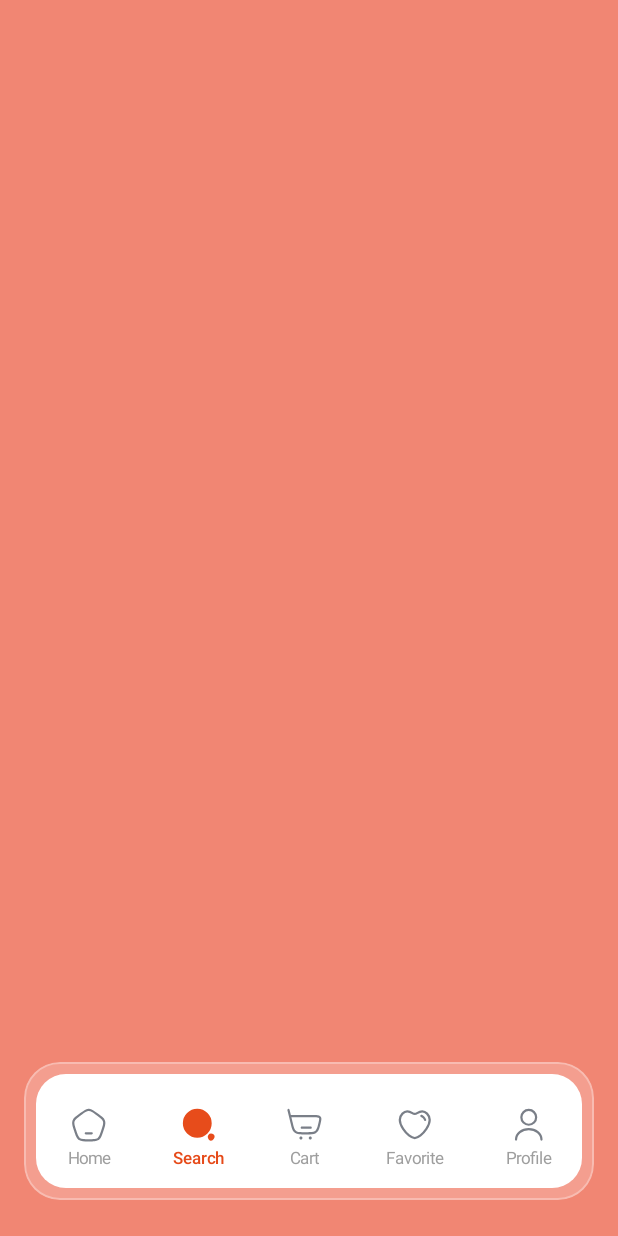
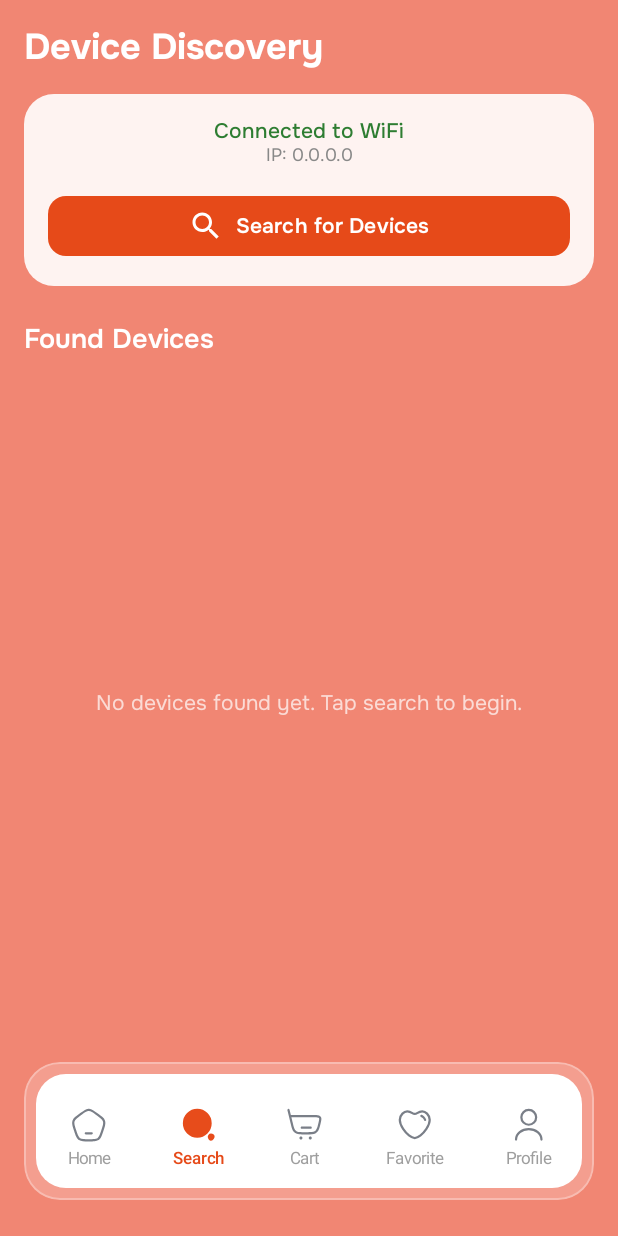
Before and after one commit to Sumit-Dev-07/Home-Automation-Demo, an Android app built with Jetpack Compose: the screen it shows after launch (MainActivity), after a tap on "Search", on a phone screen of 412 x 824 dp. Run offline under Robolectric (Android 15) with nearby library versions, the light colour scheme and no system bars; our stand-ins replace Dagger/Hilt's generated code; libraries missing offline, so code that uses them is left out: androidx.hilt.lifecycle.

Commit message:
Setup esp hotspot.

```diff
--- a/app/build.gradle.kts
+++ b/app/build.gradle.kts
@@ -15,7 +15,7 @@ android {
     }
 
     defaultConfig {
-        applicationId = "com.app.iot"
+        applicationId = "com.app.auto"
         minSdk = 28
         targetSdk = 37
         versionCode = 1
--- a/app/src/main/java/com/app/iot/data/datasource/HomeDataSourceImpl.kt
+++ b/app/src/main/java/com/app/iot/data/datasource/HomeDataSourceImpl.kt
@@ -9,11 +9,11 @@ import javax.inject.Inject
 
 class HomeDataSourceImpl @Inject constructor(private val apiService: ApiService) : HomeDataSource {
     override suspend fun ledOn(): Response<ResponseBody> {
-        return apiService.controlLed("http://${ApiPath.LOCAL_WIFI_IP_URL}/led1on")
+        return apiService.controlLed("http://${ApiPath.LOCAL_WIFI_IP_URL}/ledon")
     }
 
     override suspend fun ledOff(): Response<ResponseBody> {
-        return apiService.controlLed("http://${ApiPath.LOCAL_WIFI_IP_URL}/led1off")
+        return apiService.controlLed("http://${ApiPath.LOCAL_WIFI_IP_URL}/ledoff")
     }
 
     override suspend fun led2On(): Response<ResponseBody> {
--- a/app/src/main/java/com/app/iot/ui/features/home/screen/HomeScreen.kt
+++ b/app/src/main/java/com/app/iot/ui/features/home/screen/HomeScreen.kt
@@ -1,18 +1,57 @@
 package com.app.iot.ui.features.home.screen
 
+import android.content.Context
+import android.net.ConnectivityManager
+import android.net.Network
+import android.net.NetworkCapabilities
+import android.net.NetworkRequest
+import androidx.compose.foundation.layout.PaddingValues
 import androidx.compose.material3.Scaffold
 import androidx.compose.runtime.Composable
+import androidx.compose.runtime.DisposableEffect
 import androidx.compose.runtime.getValue
 import androidx.compose.runtime.mutableIntStateOf
 import androidx.compose.runtime.remember
 import androidx.compose.runtime.setValue
 import androidx.compose.ui.graphics.Color
+import androidx.compose.ui.platform.LocalContext
 import com.app.iot.bottom_nav.CustomBottomNavigation
 import com.app.iot.ui.features.home.tab.HomeTab
+import com.app.iot.ui.features.home.tab.SearchTab
 
 @Composable
 fun HomeScreen() {
+    val context = LocalContext.current
     var selectedItem by remember { mutableIntStateOf(0) }
+
+    // Handle Network Binding at HomeScreen level to ensure local communication
+    // works even without internet on the Wi-Fi network.
+    DisposableEffect(context) {
+        val connectivityManager = context.getSystemService(Context.CONNECTIVITY_SERVICE) as ConnectivityManager
+        val networkRequest = NetworkRequest.Builder()
+            .addTransportType(NetworkCapabilities.TRANSPORT_WIFI)
+            .removeCapability(NetworkCapabilities.NET_CAPABILITY_INTERNET)
+            .build()
+
+        val networkCallback = object : ConnectivityManager.NetworkCallback() {
+            override fun onAvailable(network: Network) {
+                // Force the app to use the Wi-Fi network even if it has no internet
+                connectivityManager.bindProcessToNetwork(network)
+            }
+
+            override fun onLost(network: Network) {
+                connectivityManager.bindProcessToNetwork(null)
+            }
+        }
+
+        connectivityManager.registerNetworkCallback(networkRequest, networkCallback)
+
+        onDispose {
+            connectivityManager.unregisterNetworkCallback(networkCallback)
+            connectivityManager.bindProcessToNetwork(null)
+        }
+    }
+
     Scaffold(
         containerColor = Color(0xFFF18673),
         bottomBar = {
@@ -24,7 +63,7 @@ fun HomeScreen() {
     ) { innerPadding ->
         when (selectedItem) {
             0 -> HomeTab(innerPadding)
-            1 -> BaseContent("Search", innerPadding)
+            1 -> SearchTab(innerPadding)
             2 -> BaseContent("Cart", innerPadding)
             3 -> BaseContent("Favorite", innerPadding)
             4 -> BaseContent("Profile", innerPadding)
--- a/app/src/main/java/com/app/iot/ui/features/home/tab/HomeTab.kt
+++ b/app/src/main/java/com/app/iot/ui/features/home/tab/HomeTab.kt
@@ -100,17 +100,21 @@ fun HomeTab(
         val connectivityManager = context.getSystemService(Context.CONNECTIVITY_SERVICE) as ConnectivityManager
         val networkRequest = NetworkRequest.Builder()
             .addTransportType(NetworkCapabilities.TRANSPORT_WIFI)
+            .removeCapability(NetworkCapabilities.NET_CAPABILITY_INTERNET)
             .build()
 
         val networkCallback = object : ConnectivityManager.NetworkCallback() {
             override fun onAvailable(network: Network) {
                 isAppWifiConnected = true
+                // Force the app to use the Wi-Fi network even if it has no internet
+                connectivityManager.bindProcessToNetwork(network)
                 systemIpAddress = viewModel.getWifiIpAddress()
                 wifiSsid = viewModel.getWifiSsid()
             }
 
             override fun onLost(network: Network) {
                 isAppWifiConnected = false
+                connectivityManager.bindProcessToNetwork(null)
                 systemIpAddress = "0.0.0.0"
                 wifiSsid = ""
             }
--- /dev/null
+++ b/app/src/main/java/com/app/iot/ui/features/home/tab/SearchTab.kt
@@ -0,0 +1,256 @@
+package com.app.iot.ui.features.home.tab
+
+import android.content.Context
+import android.net.ConnectivityManager
+import android.net.Network
+import android.net.NetworkCapabilities
+import android.net.NetworkRequest
+import androidx.compose.foundation.background
+import androidx.compose.foundation.layout.*
+import androidx.compose.foundation.lazy.LazyColumn
+import androidx.compose.foundation.lazy.items
+import androidx.compose.foundation.shape.RoundedCornerShape
+import androidx.compose.material.icons.Icons
+import androidx.compose.material.icons.filled.Search
+import androidx.compose.material.icons.filled.Wifi
+import androidx.compose.material3.*
+import androidx.compose.runtime.*
+import androidx.compose.ui.Alignment
+import androidx.compose.ui.Modifier
+import androidx.compose.ui.draw.clip
+import androidx.compose.ui.graphics.Color
+import androidx.compose.ui.platform.LocalContext
+import androidx.compose.ui.unit.dp
+import androidx.compose.ui.unit.sp
+import androidx.hilt.lifecycle.viewmodel.compose.hiltViewModel
+import com.app.iot.data.ApiPath
+import com.app.iot.ui.features.home.viewmodel.HomeViewModel
+import com.app.iot.ui.theme.OnestBold
+import com.app.iot.ui.theme.OnestMedium
+import com.app.iot.ui.theme.OnestRegular
+import com.app.iot.ui.theme.OnestSemiBold
+import com.app.iot.util.UiState
+
+@Composable
+fun SearchTab(
+    innerPadding: PaddingValues,
+    viewModel: HomeViewModel = hiltViewModel()
+) {
+    val context = LocalContext.current
+    val scanState by viewModel.scanState.collectAsState()
+    val ledState by viewModel.ledState.collectAsState()
+
+    var isWifiConnected by remember { mutableStateOf(viewModel.isWifiConnected()) }
+    var systemIpAddress by remember { mutableStateOf(viewModel.getWifiIpAddress()) }
+
+    DisposableEffect(context) {
+        val connectivityManager = context.getSystemService(Context.CONNECTIVITY_SERVICE) as ConnectivityManager
+        val networkRequest = NetworkRequest.Builder()
+            .addTransportType(NetworkCapabilities.TRANSPORT_WIFI)
+            .removeCapability(NetworkCapabilities.NET_CAPABILITY_INTERNET)
+            .build()
+
+        val networkCallback = object : ConnectivityManager.NetworkCallback() {
+            override fun onAvailable(network: Network) {
+                isWifiConnected = true
+                systemIpAddress = viewModel.getWifiIpAddress()
+            }
+
+            override fun onLost(network: Network) {
+                isWifiConnected = viewModel.isWifiConnected()
+                systemIpAddress = viewModel.getWifiIpAddress()
+            }
+
+            override fun onCapabilitiesChanged(network: Network, networkCapabilities: NetworkCapabilities) {
+                isWifiConnected = true
+                systemIpAddress = viewModel.getWifiIpAddress()
+            }
+        }
+
+        connectivityManager.registerNetworkCallback(networkRequest, networkCallback)
+
+        onDispose {
+            connectivityManager.unregisterNetworkCallback(networkCallback)
+        }
+    }
+
+    Column(
+        modifier = Modifier
+            .fillMaxSize()
+            .padding(innerPadding)
+            .padding(16.dp)
+    ) {
+        Text(
+            text = "Device Discovery",
+            fontFamily = OnestBold,
+            fontSize = 24.sp,
+            color = Color.White,
+            modifier = Modifier.padding(bottom = 16.dp)
+        )
+
+        // Scan Button Card
+        Surface(
+            modifier = Modifier
+                .fillMaxWidth()
+                .clip(RoundedCornerShape(20.dp)),
+            color = Color.White.copy(alpha = 0.9f)
+        ) {
+            Column(
+                modifier = Modifier.padding(16.dp),
+                horizontalAlignment = Alignment.CenterHorizontally
+            ) {
+                Text(
+                    text = if (isWifiConnected) "Connected to WiFi" else "Not connected to WiFi",
+                    fontFamily = OnestMedium,
+                    fontSize = 14.sp,
+                    color = if (isWifiConnected) Color(0xFF2E7D32) else Color(0xFFC62828)
+                )
+                if (isWifiConnected) {
+                    Text(
+                        text = "IP: $systemIpAddress",
+                        fontFamily = OnestRegular,
+                        fontSize = 12.sp,
+                        color = Color.Gray
+                    )
+                }
+
+                Spacer(modifier = Modifier.height(16.dp))
+
+                Button(
+                    onClick = { viewModel.findEspDevices(systemIpAddress) },
+                    modifier = Modifier.fillMaxWidth(),
+                    colors = ButtonDefaults.buttonColors(containerColor = Color(0xFFE64A19)),
+                    shape = RoundedCornerShape(12.dp),
+                    enabled = isWifiConnected && scanState !is UiState.Loading
+                ) {
+                    if (scanState is UiState.Loading) {
+                        CircularProgressIndicator(
+                            modifier = Modifier.size(20.dp),
+                            color = Color.White,
+                            strokeWidth = 2.dp
+                        )
+                    } else {
+                        Icon(Icons.Default.Search, contentDescription = null)
+                        Spacer(modifier = Modifier.width(8.dp))
+                        Text("Search for Devices", fontFamily = OnestSemiBold)
+                    }
+                }
+            }
+        }
+
+        Spacer(modifier = Modifier.height(24.dp))
+
+        Text(
+            text = "Found Devices",
+            fontFamily = OnestSemiBold,
+            fontSize = 18.sp,
+            color = Color.White,
+            modifier = Modifier.padding(bottom = 8.dp)
+        )
+
+        Box(modifier = Modifier.weight(1f)) {
+            when (val state = scanState) {
+                is UiState.Success -> {
+                    LazyColumn(
+                        verticalArrangement = Arrangement.spacedBy(12.dp)
+                    ) {
+                        items(state.data) { device ->
+                            SearchDeviceItem(
+                                name = device.name,
+                                ip = device.ip,
+                                onTurnOn = {
+                                    ApiPath.LOCAL_WIFI_IP_URL = device.ip
+                                    viewModel.controlLed(1, true)
+                                },
+                                onTurnOff = {
+                                    ApiPath.LOCAL_WIFI_IP_URL = device.ip
+                                    viewModel.controlLed(1, false)
+                                }
+                            )
+                        }
+                    }
+                }
+                is UiState.Error -> {
+                    Box(modifier = Modifier.fillMaxSize(), contentAlignment = Alignment.Center) {
+                        Text(state.message, color = Color.White, fontFamily = OnestMedium, textAlign = androidx.compose.ui.text.style.TextAlign.Center)
+                    }
+                }
+                is UiState.Loading -> {
+                    // Loading is handled by button
+                }
+                else -> {
+                    Box(modifier = Modifier.fillMaxSize(), contentAlignment = Alignment.Center) {
+                        Text("No devices found yet. Tap search to begin.", color = Color.White.copy(alpha = 0.7f), fontFamily = OnestRegular)
+                    }
+                }
+            }
+        }
+
+        if (ledState is UiState.Loading) {
+            LinearProgressIndicator(
+                modifier = Modifier.fillMaxWidth().padding(top = 8.dp),
+                color = Color.White,
+                trackColor = Color.White.copy(alpha = 0.3f)
+            )
+        }
+    }
+}
+
+@Composable
+fun SearchDeviceItem(
+    name: String,
+    ip: String,
+    onTurnOn: () -> Unit,
+    onTurnOff: () -> Unit
+) {
+    Surface(
+        modifier = Modifier
+            .fillMaxWidth()
+            .clip(RoundedCornerShape(16.dp)),
+        color = Color.White
+    ) {
+        Row(
+            modifier = Modifier.padding(16.dp),
+            verticalAlignment = Alignment.CenterVertically,
+            horizontalArrangement = Arrangement.SpaceBetween
+        ) {
+            Row(verticalAlignment = Alignment.CenterVertically, modifier = Modifier.weight(1f)) {
+                Box(
+                    modifier = Modifier
+                        .size(40.dp)
+                        .background(Color(0xFFE64A19).copy(alpha = 0.1f), RoundedCornerShape(10.dp)),
+                    contentAlignment = Alignment.Center
+                ) {
+                    Icon(Icons.Default.Wifi, contentDescription = null, tint = Color(0xFFE64A19))
+                }
+                Spacer(modifier = Modifier.width(12.dp))
+                Column {
+                    Text(text = name, fontFamily = OnestSemiBold, fontSize = 16.sp, color = Color(0xFF212121))
+                    Text(text = ip, fontFamily = OnestRegular, fontSize = 12.sp, color = Color.Gray)
+                }
+            }
+
+            Row {
+                Button(
+                    onClick = onTurnOn,
+                    colors = ButtonDefaults.buttonColors(containerColor = Color(0xFF4CAF50)),
+                    shape = RoundedCornerShape(8.dp),
+                    contentPadding = PaddingValues(horizontal = 12.dp, vertical = 4.dp),
+                    modifier = Modifier.height(36.dp)
+                ) {
+                    Text("ON", fontFamily = OnestMedium, fontSize = 12.sp)
+                }
+                Spacer(modifier = Modifier.width(8.dp))
+                Button(
+                    onClick = onTurnOff,
+                    colors = ButtonDefaults.buttonColors(containerColor = Color(0xFFF44336)),
+                    shape = RoundedCornerShape(8.dp),
+                    contentPadding = PaddingValues(horizontal = 12.dp, vertical = 4.dp),
+                    modifier = Modifier.height(36.dp)
+                ) {
+                    Text("OFF", fontFamily = OnestMedium, fontSize = 12.sp)
+                }
+            }
+        }
+    }
+}
--- a/app/src/main/java/com/app/iot/util/WifiConnectivityManager.kt
+++ b/app/src/main/java/com/app/iot/util/WifiConnectivityManager.kt
@@ -20,11 +20,11 @@ class WifiConnectivityManager @Inject constructor(
         val connectivityManager = context.getSystemService(Context.CONNECTIVITY_SERVICE) as? ConnectivityManager
             ?: return false
 
-        val activeNetwork = connectivityManager.activeNetwork ?: return false
-        val capabilities = connectivityManager.getNetworkCapabilities(activeNetwork) ?: return false
-
-        return capabilities.hasTransport(NetworkCapabilities.TRANSPORT_WIFI) &&
-                capabilities.hasCapability(NetworkCapabilities.NET_CAPABILITY_INTERNET)
+        // Check all networks because a Wi-Fi without internet might not be the "active" network
+        return connectivityManager.allNetworks.any { network ->
+            val capabilities = connectivityManager.getNetworkCapabilities(network)
+            capabilities?.hasTransport(NetworkCapabilities.TRANSPORT_WIFI) == true
+        }
     }
 
     /**
@@ -34,14 +34,13 @@ class WifiConnectivityManager @Inject constructor(
         val connectivityManager = context.getSystemService(Context.CONNECTIVITY_SERVICE) as? ConnectivityManager
             ?: return "0.0.0.0"
 
-        val activeNetwork = connectivityManager.activeNetwork ?: return "0.0.0.0"
-        val capabilities = connectivityManager.getNetworkCapabilities(activeNetwork) ?: return "0.0.0.0"
+        // Find the Wi-Fi network even if it's not the active one
+        val wifiNetwork = connectivityManager.allNetworks.firstOrNull { network ->
+            val capabilities = connectivityManager.getNetworkCapabilities(network)
+            capabilities?.hasTransport(NetworkCapabilities.TRANSPORT_WIFI) == true
+        } ?: return "0.0.0.0"
 
-        if (!capabilities.hasTransport(NetworkCapabilities.TRANSPORT_WIFI)) {
-            return "0.0.0.0"
-        }
-
-        val linkProperties = connectivityManager.getLinkProperties(activeNetwork)
+        val linkProperties = connectivityManager.getLinkProperties(wifiNetwork)
         return linkProperties?.linkAddresses
             ?.firstOrNull { it.address is Inet4Address }
             ?.address
```
Also changed, not shown: 1 other file.
